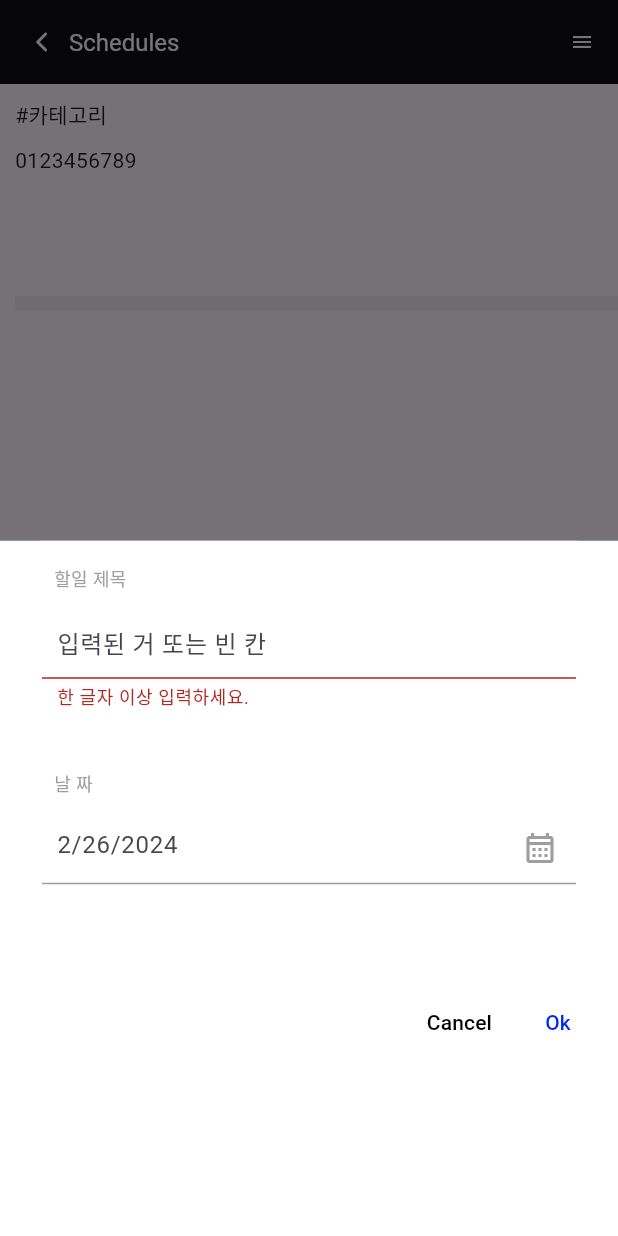
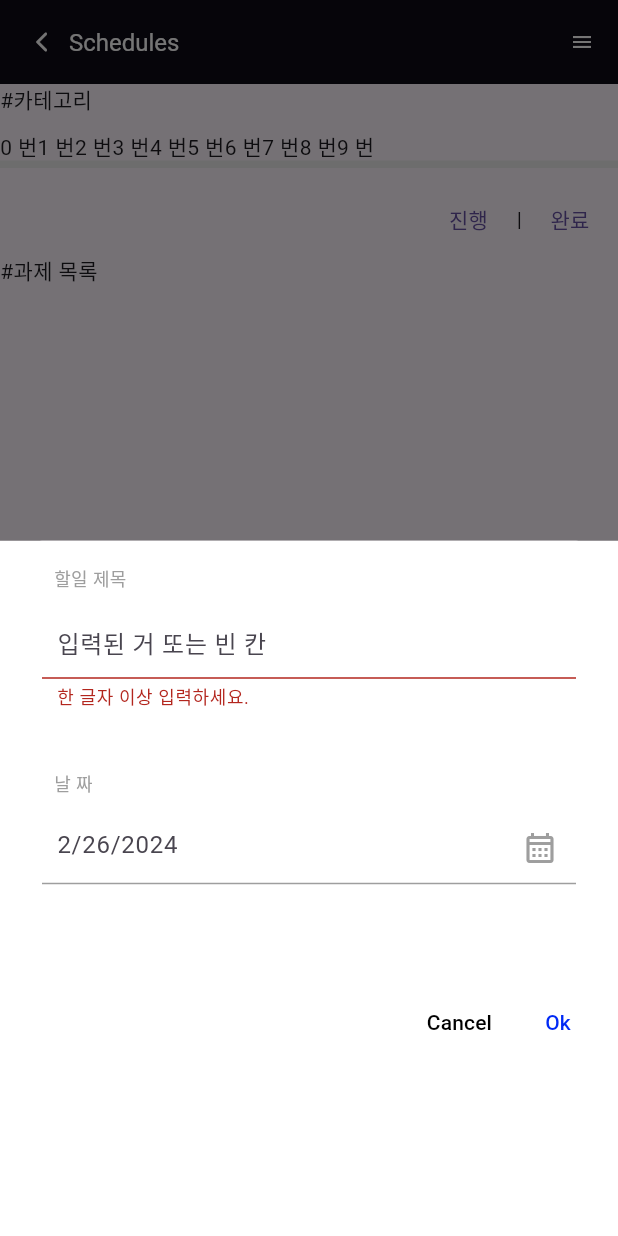
Before and after one commit to rainofmay/distance, a Flutter app: the Schedule screen opened directly, after a tap on the "calendar month" icon, after a tap on "할 일", after a tap on the "add" icon, on a phone screen of 412 x 824 dp. Run offline on Flutter 3.47's test engine with Material 3 defaults, Android fonts, the phone set to English and light mode, and no system bars; our stand-ins replace cloud_firestore, firebase_auth, firebase_core, google_mobile_ads, google_sign_in, just_audio and 3 more; accounts and stored records are empty; network calls fail; Roboto replaces fonts that are missing (GmarketSansTTFMedium).

Commit message:
[Update] schedule - todo 일부 업데이트

```diff
--- a/lib/pages/myroom.dart
+++ b/lib/pages/myroom.dart
@@ -11,10 +11,10 @@ import 'package:video_player/video_player.dart';
 import '../util/background_provider.dart';
 
 class MyRoom extends StatefulWidget {
-  const MyRoom({Key? key}) : super(key: key);
+  const MyRoom({super.key});
 
   @override
-  _MyRoomState createState() => _MyRoomState();
+  State<MyRoom> createState() => _MyRoomState();
 }
 
 class _MyRoomState extends State<MyRoom> {
--- a/lib/pages/schedule_screen/schedule_todo.dart
+++ b/lib/pages/schedule_screen/schedule_todo.dart
@@ -23,31 +23,40 @@ class _ScheduleTodoState extends State<ScheduleTodo> {
       //     image: AssetImage('assets/images/test2.jpg'),
       //   ),
       // ),
-      child: SingleChildScrollView(
-        child: Padding(
-          padding: const EdgeInsets.only(top:10, left: 10),
+      child: SafeArea(
         child: Column(
           crossAxisAlignment: CrossAxisAlignment.start,
           children: [
             Text('#카테고리'),
-              SizedBox(height: 10,),
+            SizedBox(height: 10),
             SizedBox(
-                height: 100,
+              height: 20,
               child: ListView.builder(
                   shrinkWrap: true,
                   scrollDirection: Axis.horizontal,
                   itemCount: 10,
                   itemBuilder: (BuildContext context, int index) {
-                      return Text('${index}');
+                    return Text('${index} 번');
                   }),
             ),
             Container(
-                height: 10,
+              height: 5,
               color: Colors.grey[200],
             ),
-              TodoList(),
+            SizedBox(height: 10),
+            Row(
+              mainAxisAlignment: MainAxisAlignment.end,
+              children: [
+                TextButton(onPressed: () {}, child: Text('진행')),
+                Text('|'),
+                TextButton(onPressed: () {}, child: Text('완료')),
               ],
             ),
+            Text('#과제 목록'),
+            SizedBox(height: 10),
+            SizedBox(
+                child: TodoList()),
+          ],
         ),
       ),
     );
```
Also changed, not shown: lib/widgets/schedule/schedule_card.dart (+53 -18 lines), lib/widgets/todo/todo_card.dart (+15 -10 lines), 1 other file. Lines whose indentation alone changed are shown as unchanged.
